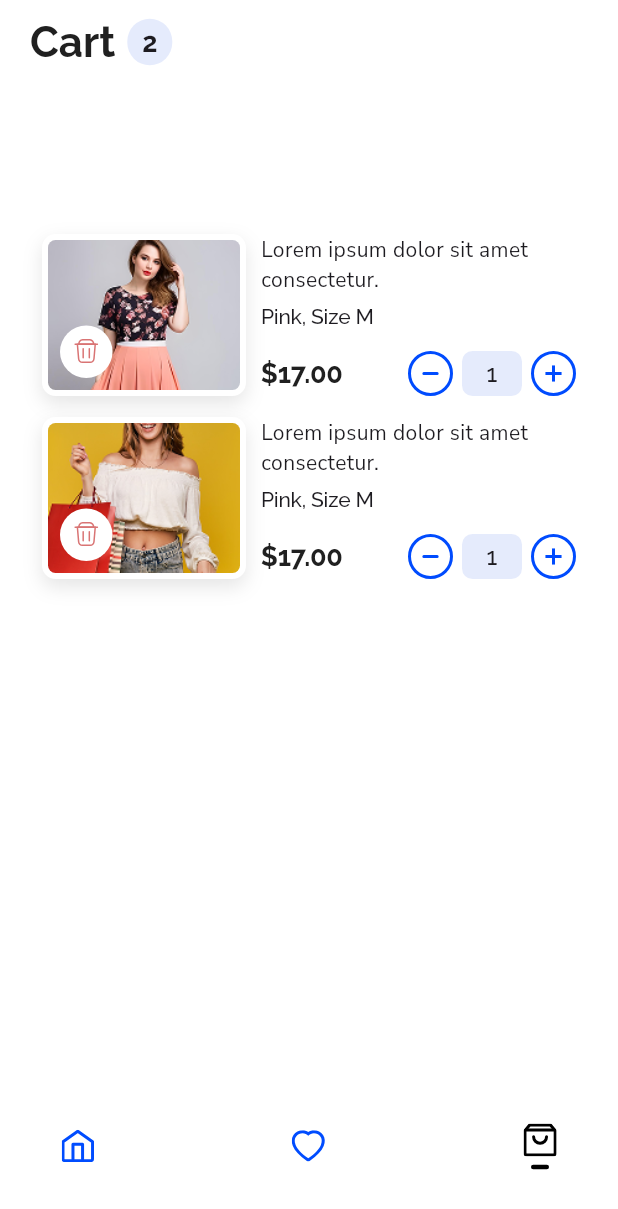
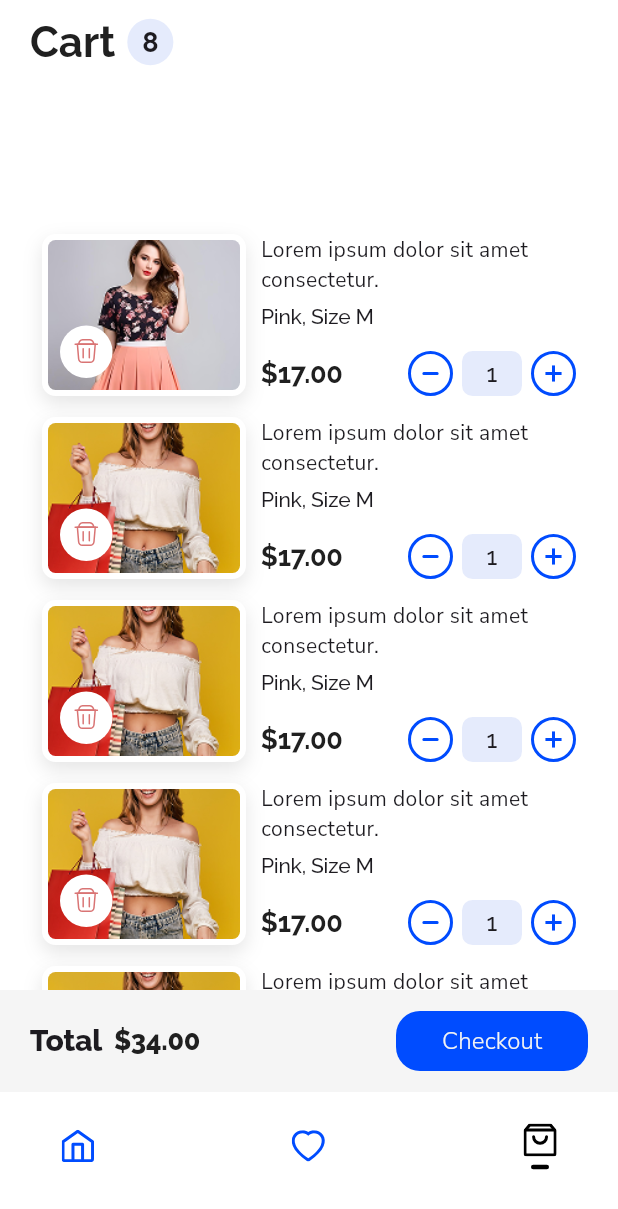
Before and after one commit to ReniX99/madshop-ui-burkov, a Flutter app: the CartScreen screen opened by its route, on a phone screen of 412 x 824 dp. Shown: the top 1209 px of the screen. Run offline on Flutter 3.47's test engine with Material 3 defaults, Android fonts, the phone set to English and light mode, and no system bars; our stand-ins replace flutter_svg, go_router, google_fonts; statements that could not run were skipped.

Commit message:
feat: add total module in cart screen

```diff
--- a/lib/data/cart_product.dart
+++ b/lib/data/cart_product.dart
@@ -19,58 +19,58 @@ final cartProductsData = <CartProduct>[
     price: 17.00,
     count: 1,
   ),
-  // CartProduct(
-  //   id: 3,
-  //   imageUrl: 'assets/images/image_5.png',
-  //   name: 'Lorem ipsum dolor sit amet consectetur.',
-  //   color: 'Pink',
-  //   size: 'M',
-  //   price: 17.00,
-  //   count: 1,
-  // ),
-  // CartProduct(
-  //   id: 4,
-  //   imageUrl: 'assets/images/image_5.png',
-  //   name: 'Lorem ipsum dolor sit amet consectetur.',
-  //   color: 'Pink',
-  //   size: 'M',
-  //   price: 17.00,
-  //   count: 1,
-  // ),
-  // CartProduct(
-  //   id: 5,
-  //   imageUrl: 'assets/images/image_5.png',
-  //   name: 'Lorem ipsum dolor sit amet consectetur.',
-  //   color: 'Pink',
-  //   size: 'M',
-  //   price: 17.00,
-  //   count: 1,
-  // ),
-  // CartProduct(
-  //   id: 6,
-  //   imageUrl: 'assets/images/image_5.png',
-  //   name: 'Lorem ipsum dolor sit amet consectetur.',
-  //   color: 'Pink',
-  //   size: 'M',
-  //   price: 17.00,
-  //   count: 1,
-  // ),
-  // CartProduct(
-  //   id: 7,
-  //   imageUrl: 'assets/images/image_5.png',
-  //   name: 'Lorem ipsum dolor sit amet consectetur.',
-  //   color: 'Pink',
-  //   size: 'M',
-  //   price: 17.00,
-  //   count: 1,
-  // ),
-  // CartProduct(
-  //   id: 8,
-  //   imageUrl: 'assets/images/image_5.png',
-  //   name: 'Lorem ipsum dolor sit amet consectetur.',
-  //   color: 'Pink',
-  //   size: 'M',
-  //   price: 17.00,
-  //   count: 1,
-  // ),
+  CartProduct(
+    id: 3,
+    imageUrl: 'assets/images/image_5.png',
+    name: 'Lorem ipsum dolor sit amet consectetur.',
+    color: 'Pink',
+    size: 'M',
+    price: 17.00,
+    count: 1,
+  ),
+  CartProduct(
+    id: 4,
+    imageUrl: 'assets/images/image_5.png',
+    name: 'Lorem ipsum dolor sit amet consectetur.',
+    color: 'Pink',
+    size: 'M',
+    price: 17.00,
+    count: 1,
+  ),
+  CartProduct(
+    id: 5,
+    imageUrl: 'assets/images/image_5.png',
+    name: 'Lorem ipsum dolor sit amet consectetur.',
+    color: 'Pink',
+    size: 'M',
+    price: 17.00,
+    count: 1,
+  ),
+  CartProduct(
+    id: 6,
+    imageUrl: 'assets/images/image_5.png',
+    name: 'Lorem ipsum dolor sit amet consectetur.',
+    color: 'Pink',
+    size: 'M',
+    price: 17.00,
+    count: 1,
+  ),
+  CartProduct(
+    id: 7,
+    imageUrl: 'assets/images/image_5.png',
+    name: 'Lorem ipsum dolor sit amet consectetur.',
+    color: 'Pink',
+    size: 'M',
+    price: 17.00,
+    count: 1,
+  ),
+  CartProduct(
+    id: 8,
+    imageUrl: 'assets/images/image_5.png',
+    name: 'Lorem ipsum dolor sit amet consectetur.',
+    color: 'Pink',
+    size: 'M',
+    price: 17.00,
+    count: 1,
+  ),
 ];
--- a/lib/features/cart/views/cart_screen.dart
+++ b/lib/features/cart/views/cart_screen.dart
@@ -38,7 +38,63 @@ class CartScreen extends StatelessWidget {
           ),
         ),
       ),
-      body: CartList(),
+      body: Stack(
+        children: [
+          CartList(),
+          Align(
+            alignment: Alignment.bottomCenter,
+            child: Container(
+              padding: EdgeInsets.symmetric(horizontal: 20, vertical: 10),
+              color: Color(0xFFF5F5F5),
+              child: Row(
+                mainAxisAlignment: MainAxisAlignment.spaceBetween,
+                children: [
+                  Row(
+                    spacing: 8,
+                    children: [
+                      Text(
+                        'Total',
+                        style: GoogleFonts.raleway(
+                          fontSize: 20,
+                          fontWeight: FontWeight.w800,
+                          letterSpacing: -0.2,
+                        ),
+                      ),
+                      Text(
+                        '\$34.00',
+                        style: GoogleFonts.raleway(
+                          color: Color(0xFF202020),
+                          fontSize: 18,
+                          fontWeight: FontWeight.w800,
+                          letterSpacing: -0.18,
+                        ),
+                      ),
+                    ],
+                  ),
+                  TextButton(
+                    style: TextButton.styleFrom(
+                      fixedSize: Size(128, 40),
+                      backgroundColor: Color(0xFF004CFF),
+                      shape: RoundedRectangleBorder(
+                        borderRadius: BorderRadius.circular(16),
+                      ),
+                    ),
+                    onPressed: () {},
+                    child: Text(
+                      'Checkout',
+                      style: GoogleFonts.nunitoSans(
+                        color: Color(0xFFF3F3F3),
+                        fontSize: 16,
+                        fontWeight: FontWeight.w300,
+                      ),
+                    ),
+                  ),
+                ],
+              ),
+            ),
+          ),
+        ],
+      ),
       bottomNavigationBar: Container(
         padding: EdgeInsets.only(left: 28, right: 28, bottom: 36, top: 12),
         child: Row(
```
